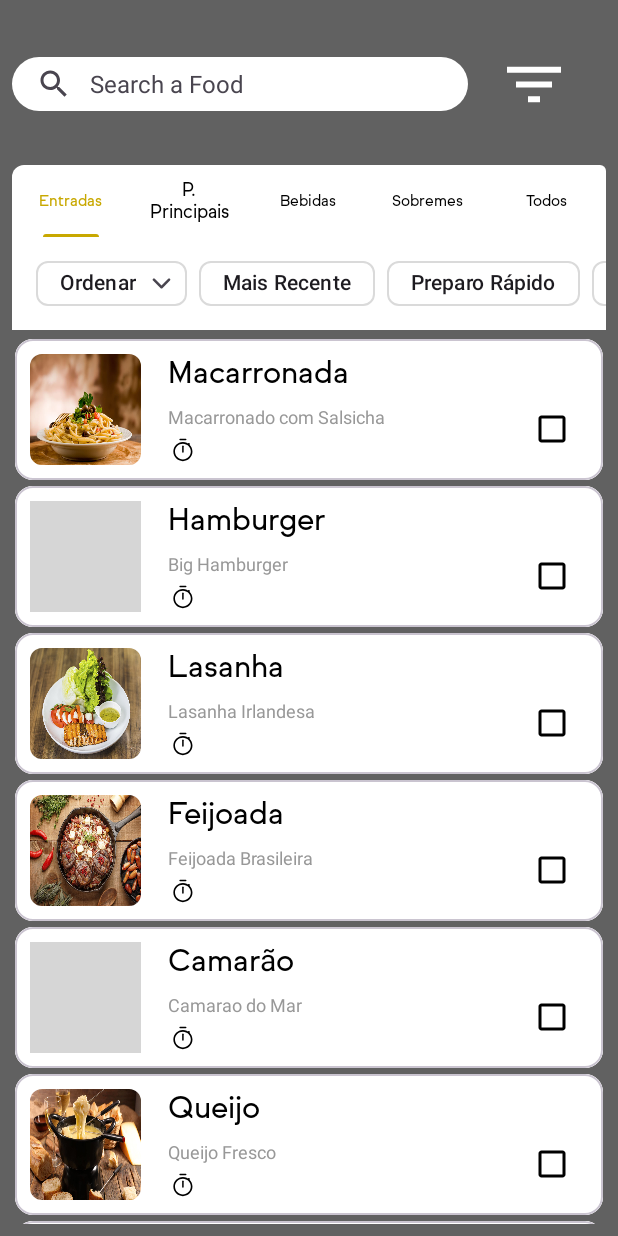
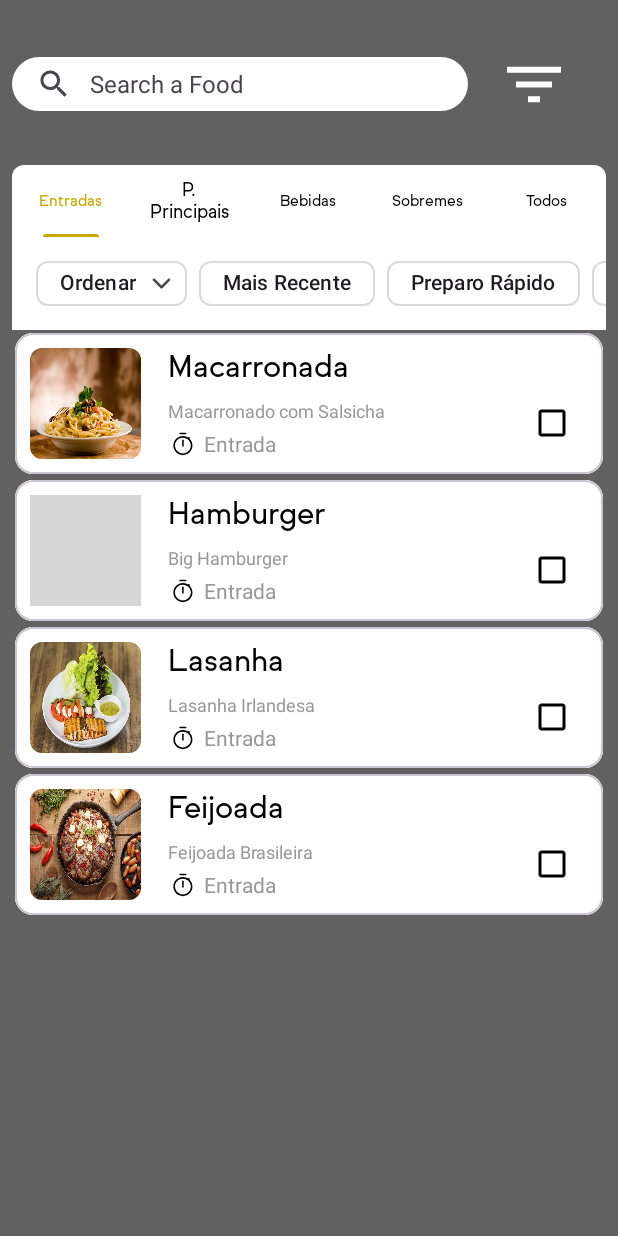
Before and after one commit to Junio00r/RestFood, an Android app built with Jetpack Compose: the screen it shows after launch (MenuActivity), on a phone screen of 412 x 824 dp. Run offline under Robolectric (Android 15) with nearby library versions, the phone set to English and light mode, and no system bars; grey boxes are pictures that could not be loaded.

Commit message:
Tab Navigation Added

```diff
--- a/app/src/main/java/com/devmobile/android/restaurant/FragmentRestaurant.kt
+++ b/app/src/main/java/com/devmobile/android/restaurant/FragmentRestaurant.kt
@@ -9,21 +9,32 @@ import androidx.compose.ui.node.getOrAddAdapter
 import androidx.fragment.app.Fragment
 import androidx.fragment.app.FragmentActivity
 import androidx.fragment.app.FragmentContainerView
+import androidx.recyclerview.widget.LinearLayoutManager
+import androidx.recyclerview.widget.RecyclerView
 import androidx.viewpager2.widget.ViewPager2
 import com.devmobile.android.restaurant.databinding.FragmentRestaurantBinding
+import com.devmobile.android.restaurant.recyclerview.FoodCustomAdapter
 import com.google.android.material.tabs.TabLayout
 import com.google.android.material.tabs.TabLayoutMediator
+import java.util.LinkedList
 
 class FragmentRestaurant : Fragment(R.layout.fragment_restaurant) {
     private lateinit var binding: FragmentRestaurantBinding
     private val iconSize = 64f
-    private val filtersChip = ArrayList<CustomChipFilter>()
+    private val filtersChip = LinkedList<CustomChipFilter>()
+    private lateinit var recyclerViewFoods: RecyclerView
+    private lateinit var customAdapter: FoodCustomAdapter
+    var foods = LinkedList<Food>()
 
-    @SuppressLint("ResourceType")
+
     override fun onViewCreated(view: View, savedInstanceState: Bundle?) {
         super.onViewCreated(view, savedInstanceState)
 
         binding = FragmentRestaurantBinding.bind(view)
+        recyclerViewFoods = binding.recyclerFood
+        customAdapter = context?.let { FoodCustomAdapter(foods, it) }!!
+        recyclerViewFoods.adapter = customAdapter
+        recyclerViewFoods.layoutManager = LinearLayoutManager(context, RecyclerView.VERTICAL, false)
 
         if (filtersChip.size == 0) {
 
@@ -55,10 +66,35 @@ class FragmentRestaurant : Fragment(R.layout.fragment_restaurant) {
     private fun createChips() {
 
         filtersChip.addAll(
-            arrayOf(CustomChipFilter(requireContext(),"Ordenar", iconSize, null, R.drawable.ic_chip_filter),
-                CustomChipFilter(requireContext(), "Mais Recente", iconSize, R.drawable.ic_check_chip_filter, null),
-                CustomChipFilter(requireContext(), "Preparo Rápido", iconSize, R.drawable.ic_check_chip_filter, null),
-                CustomChipFilter(requireContext(), "Preparo Lento", iconSize, R.drawable.ic_check_chip_filter, null),
+            arrayOf(
+                CustomChipFilter(
+                    requireContext(),
+                    "Ordenar",
+                    iconSize,
+                    null,
+                    R.drawable.ic_chip_filter
+                ),
+                CustomChipFilter(
+                    requireContext(),
+                    "Mais Recente",
+                    iconSize,
+                    R.drawable.ic_check_chip_filter,
+                    null
+                ),
+                CustomChipFilter(
+                    requireContext(),
+                    "Preparo Rápido",
+                    iconSize,
+                    R.drawable.ic_check_chip_filter,
+                    null
+                ),
+                CustomChipFilter(
+                    requireContext(),
+                    "Preparo Lento",
+                    iconSize,
+                    R.drawable.ic_check_chip_filter,
+                    null
+                ),
             )
         )
     }
--- a/app/src/main/java/com/devmobile/android/restaurant/FragmentTabAdapter.kt
+++ b/app/src/main/java/com/devmobile/android/restaurant/FragmentTabAdapter.kt
@@ -1,11 +1,22 @@
 package com.devmobile.android.restaurant
 
+import android.content.Context
+import androidx.compose.ui.util.fastFilter
 import androidx.fragment.app.Fragment
 import androidx.fragment.app.FragmentActivity
+import androidx.recyclerview.widget.LinearLayoutManager
+import androidx.recyclerview.widget.RecyclerView
 import androidx.viewpager2.adapter.FragmentStateAdapter
+import androidx.viewpager2.adapter.FragmentViewHolder
+import androidx.viewpager2.widget.ViewPager2
+import com.devmobile.android.restaurant.recyclerview.FoodCustomAdapter
+import com.google.android.material.tabs.TabLayout
+import com.google.android.material.tabs.TabLayoutMediator
+import java.util.LinkedList
+import kotlin.math.absoluteValue
 
-
-internal class FragmentTabAdapter(fragment: FragmentActivity) : FragmentStateAdapter(fragment) {
+internal class FragmentTabAdapter(fragment: FragmentActivity, context: Context) :
+    FragmentStateAdapter(fragment) {
 
     val tabs = arrayOf(
         R.string.tab_item_entradas,
@@ -14,7 +25,6 @@ internal class FragmentTabAdapter(fragment: FragmentActivity) : FragmentStateAda
         R.string.tab_item_sobremesas,
         R.string.tab_todos_itens
     )
-
     private val fragments = arrayOf(
         FragmentRestaurant(),
         FragmentRestaurant(),
@@ -22,9 +32,84 @@ internal class FragmentTabAdapter(fragment: FragmentActivity) : FragmentStateAda
         FragmentRestaurant(),
         FragmentRestaurant()
     )
+    private val foodsLocal = LinkedList<Food>()
 
+    init {
+
+        setFoods()
+    }
+
+    override fun onBindViewHolder(
+        holder: FragmentViewHolder,
+        position: Int,
+        payloads: MutableList<Any>
+    ) {
+
+        super.onBindViewHolder(holder, position, payloads)
+    }
 
     override fun getItemCount(): Int = tabs.size
 
-    override fun createFragment(position: Int): Fragment = fragments[position]
+    override fun createFragment(position: Int): Fragment {
+
+
+        val teste = LinkedList<Food>()
+        teste.addAll(
+            foodsLocal.fastFilter { it.foodSection == FoodSection.ENTRADA }
+        )
+        fragments[position].foods = teste
+
+
+        return fragments[position]
+    }
+
+    private fun setFoods() {
+
+        foodsLocal.addAll(
+            listOf(
+                Food(
+                    "Macarronada",
+                    FoodSection.ENTRADA,
+                    R.drawable.macarronada,
+                    "Macarronado com Salsicha"
+                ),
+                Food(
+                    "Hamburger",
+                    FoodSection.ENTRADA,
+                    R.drawable.hamburguer,
+                    "Big Hamburger"
+                ),
+                Food(
+                    "Lasanha",
+                    FoodSection.ENTRADA,
+                    R.drawable.lasanha,
+                    "Lasanha Irlandesa"
+                ),
+                Food(
+                    "Feijoada",
+                    FoodSection.ENTRADA,
+                    R.drawable.feijoada,
+                    "Feijoada Brasileira"
+                ),
+                Food(
+                    "Camarão",
+                    FoodSection.TODAS,
+                    R.drawable.camarao,
+                    "Camarao do Mar"
+                ),
+                Food(
+                    "Queijo",
+                    FoodSection.TODAS,
+                    R.drawable.queijo,
+                    "Queijo Fresco"
+                ),
+                Food(
+                    "Sopa",
+                    FoodSection.TODAS,
+                    R.drawable.sopa,
+                    "Sopa de Carne"
+                )
+            )
+        )
+    }
 }
--- a/app/src/main/java/com/devmobile/android/restaurant/MenuActivity.kt
+++ b/app/src/main/java/com/devmobile/android/restaurant/MenuActivity.kt
@@ -49,7 +49,7 @@ class MenuActivity : AppCompatActivity() {
 
         val tabLayout = binding.tabFoodSections
         val viewPager2 = binding.pagerFoodSections
-        val fragmentTabAdapter = FragmentTabAdapter(this)
+        val fragmentTabAdapter = FragmentTabAdapter(this, baseContext)
         viewPager2.adapter = fragmentTabAdapter
 
         TabLayoutMediator(tabLayout, viewPager2) { tab, position ->
@@ -72,10 +72,10 @@ class MenuActivity : AppCompatActivity() {
 
     private fun initRecyclerView() {
 
-        this.recyclerViewFoods = binding.recyclerFoods
-        customAdapter = FoodCustomAdapter(foods, this)
-        recyclerViewFoods.adapter = customAdapter
-        recyclerViewFoods.layoutManager = LinearLayoutManager(this, RecyclerView.VERTICAL, false);
+//        this.recyclerViewFoods = binding.recyclerFoods
+//        customAdapter = FoodCustomAdapter(foods, this)
+//        recyclerViewFoods.adapter = customAdapter
+//        recyclerViewFoods.layoutManager = LinearLayoutManager(this, RecyclerView.VERTICAL, false)
     }
 
     private fun setFoods() {
@@ -109,19 +109,19 @@ class MenuActivity : AppCompatActivity() {
                 ,
                 Food(
                     "Camarão",
-                    FoodSection.ENTRADA,
+                    FoodSection.TODAS,
                     R.drawable.camarao,
                     "Camarao do Mar"
                 ),
                 Food(
                     "Queijo",
-                    FoodSection.ENTRADA,
+                    FoodSection.TODAS,
                     R.drawable.queijo,
                     "Queijo Fresco"
                 ),
                 Food(
                     "Sopa",
-                    FoodSection.ENTRADA,
+                    FoodSection.TODAS,
                     R.drawable.sopa,
                     "Sopa de Carne"
                 )
--- a/app/src/main/java/com/devmobile/android/restaurant/recyclerview/FoodCustomAdapter.kt
+++ b/app/src/main/java/com/devmobile/android/restaurant/recyclerview/FoodCustomAdapter.kt
@@ -4,8 +4,10 @@ import android.content.Context
 import android.view.LayoutInflater
 import android.view.ViewGroup
 import android.widget.ImageView
+import androidx.compose.animation.fadeIn
 import androidx.recyclerview.widget.RecyclerView
 import com.devmobile.android.restaurant.Food
+import com.devmobile.android.restaurant.FoodSection
 import com.devmobile.android.restaurant.R
 import java.util.LinkedList
 
@@ -29,6 +31,7 @@ class FoodCustomAdapter(
         holder.imageFood.setImageResource(foods[position].imageFoodId)
         holder.imageFood.scaleType = ImageView.ScaleType.FIT_XY
         holder.textFoodName.text = foods[position].foodName
+        holder.textTimeToPrepare.text = foods[position].foodSection.getFoodSectionName()
         holder.textFoodDescription.text = foods[position].descriptionFood
     }
 
--- a/app/src/main/java/com/devmobile/android/restaurant/recyclerview/FoodViewHolder.kt
+++ b/app/src/main/java/com/devmobile/android/restaurant/recyclerview/FoodViewHolder.kt
@@ -14,8 +14,9 @@ class FoodViewHolder(view: View) : RecyclerView.ViewHolder(view), View.OnClickLi
     val imageFood: ShapeableImageView
     val textFoodName: MaterialTextView
     val textFoodDescription: MaterialTextView
+    lateinit var foodSectionName: FoodSection
     private val imageTimeToPrepare: ShapeableImageView
-    private val textTimeToPrepare: MaterialTextView
+    var textTimeToPrepare: MaterialTextView
     private val checkSelectFood: MaterialCheckBox
 
     init {
@@ -32,7 +33,6 @@ class FoodViewHolder(view: View) : RecyclerView.ViewHolder(view), View.OnClickLi
     }
 
     private fun setImagesFoodSpecifications() {
-
     }
 
     private fun setTextsFoodSpecifications() {
--- a/app/src/main/res/drawable/radius_tab_layout.xml
+++ b/app/src/main/res/drawable/radius_tab_layout.xml
@@ -2,5 +2,5 @@
 <shape xmlns:android="http://schemas.android.com/apk/res/android">
     <corners
         android:topLeftRadius="8dp"
-        android:topRightRadius="4dp" />
+        android:topRightRadius="8dp" />
 </shape>
--- a/app/src/main/res/layout/activity_menu.xml
+++ b/app/src/main/res/layout/activity_menu.xml
@@ -74,10 +74,10 @@
         android:layout_height="wrap_content"
         android:background="@color/thirdary_color" />
 
-    <androidx.recyclerview.widget.RecyclerView
-        android:id="@+id/recyclerFoods"
-        android:layout_width="match_parent"
-        android:layout_height="match_parent"
-        android:layout_marginTop="4dp" />
+<!--    <androidx.recyclerview.widget.RecyclerView-->
+<!--        android:id="@+id/recyclerFoods"-->
+<!--        android:layout_width="match_parent"-->
+<!--        android:layout_height="match_parent"-->
+<!--        android:layout_marginTop="4dp" />-->
 
 </LinearLayout>
--- a/app/src/main/res/layout/fragment_restaurant.xml
+++ b/app/src/main/res/layout/fragment_restaurant.xml
@@ -23,9 +23,9 @@
 
     </HorizontalScrollView>
 
-<!--    <androidx.recyclerview.widget.RecyclerView-->
-<!--        android:id="@+id/recyclerFood"-->
-<!--        android:layout_width="match_parent"-->
-<!--        android:layout_height="match_parent"/>-->
+    <androidx.recyclerview.widget.RecyclerView
+        android:id="@+id/recyclerFood"
+        android:layout_width="match_parent"
+        android:layout_height="match_parent"/>
 
 </LinearLayout>
```
